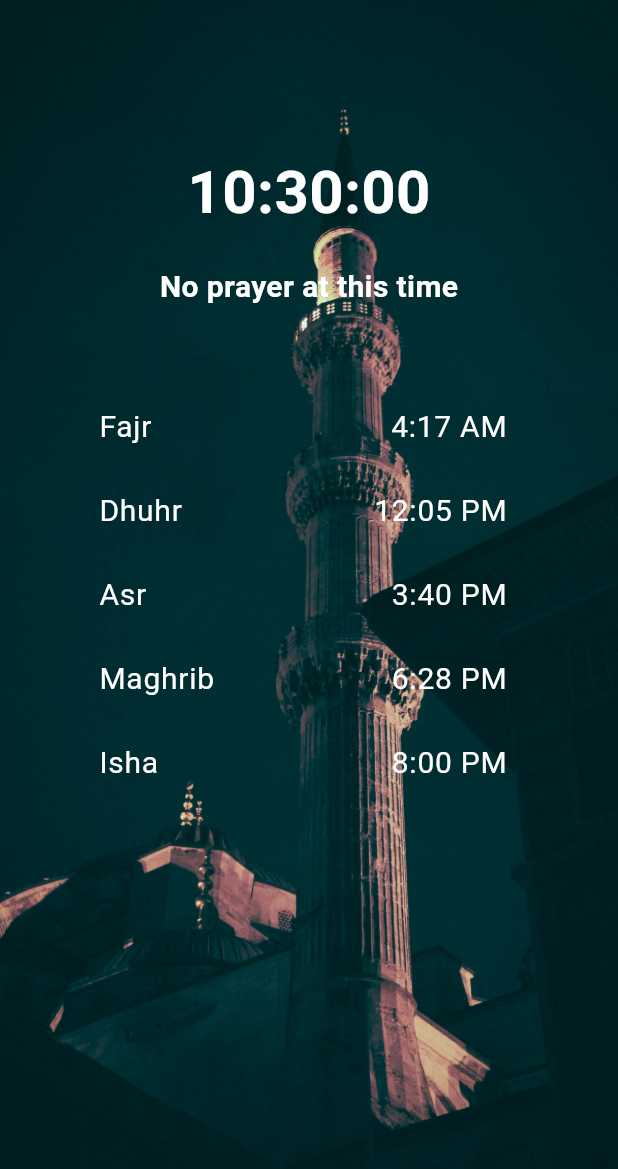
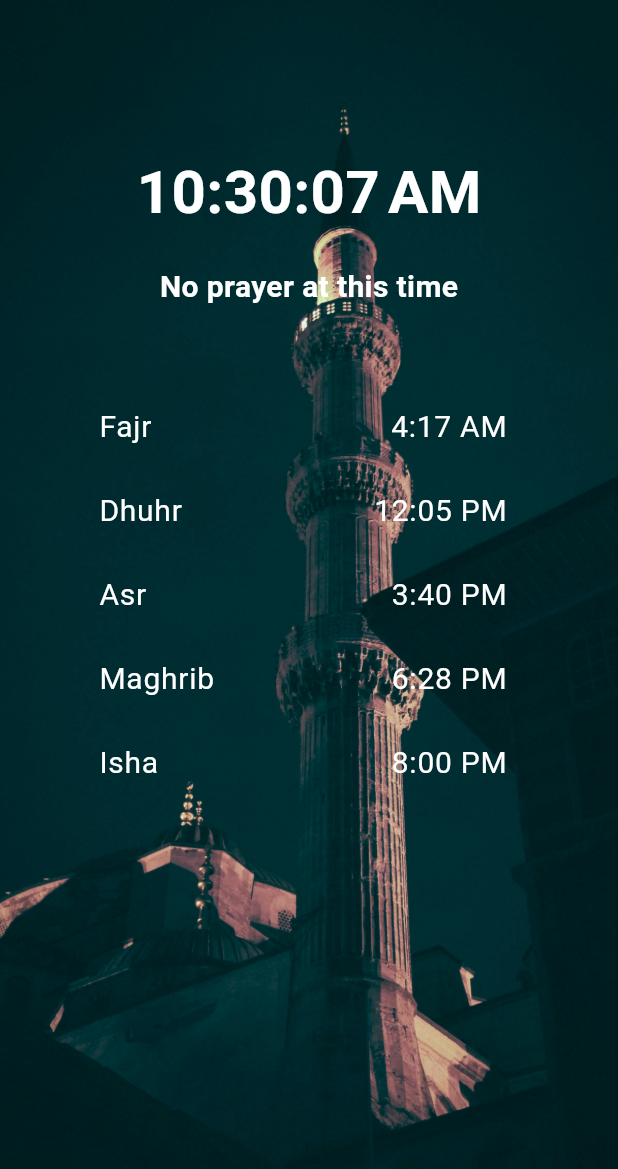
Before and after one commit to Riyam224/prayer_time_flutter, a Flutter app: the screen it shows after launch, on a phone screen of 412 x 824 dp. Shown: the top 1169 px of the screen. Run offline on Flutter 3.47's test engine with Material 3 defaults, Android fonts, the phone set to English and light mode, and no system bars.

Commit message:
add counter

```diff
--- a/lib/views/home_view.dart
+++ b/lib/views/home_view.dart
@@ -1,19 +1,11 @@
 // ignore_for_file: prefer_const_constructors, prefer_const_literals_to_create_immutables, sized_box_for_whitespace
-
+import 'dart:async';
 import 'package:flutter/material.dart';
 import 'package:flutter/widgets.dart';
+import 'package:intl/intl.dart';
 
-class HomeView extends StatelessWidget {
-  // todo
-  final List<Map<String, String>> prayerTimes = [
-    {'name': 'Fajr', 'time': '4:17 AM'},
-    {'name': 'Dhuhr', 'time': '12:05 PM'},
-    {'name': 'Asr', 'time': '3:40 PM'},
-    {'name': 'Maghrib', 'time': '6:28 PM'},
-    {'name': 'Isha', 'time': '8:00 PM'},
-  ];
+class HomeView extends StatefulWidget {
   final String currentPrayer;
-  final String currentTime = DateTime.now().toString().substring(11, 19);
 
   HomeView({
     Key? key,
@@ -40,6 +32,39 @@ class HomeView extends StatelessWidget {
   static bool _isSameTime(DateTime dateTime, TimeOfDay timeOfDay) {
     return dateTime.hour == timeOfDay.hour &&
         dateTime.minute == timeOfDay.minute;
+  }
+
+  @override
+  State<HomeView> createState() => _HomeViewState();
+}
+
+class _HomeViewState extends State<HomeView> {
+  // todo
+  final List<Map<String, String>> prayerTimes = [
+    {'name': 'Fajr', 'time': '4:17 AM'},
+    {'name': 'Dhuhr', 'time': '12:05 PM'},
+    {'name': 'Asr', 'time': '3:40 PM'},
+    {'name': 'Maghrib', 'time': '6:28 PM'},
+    {'name': 'Isha', 'time': '8:00 PM'},
+  ];
+  // todo
+  var currentTime = '';
+  // todo
+  @override
+  void initState() {
+    // TODO: implement initState
+    Timer.periodic(Duration(seconds: 1), (timer) {
+      updateTime();
+    });
+  }
+
+// todo
+  void updateTime() {
+    var now = DateTime.now();
+    var format = DateFormat.jms().format(now);
+    setState(() {
+      currentTime = format.toString();
+    });
   }
 
   @override
@@ -79,7 +104,7 @@ class HomeView extends StatelessWidget {
                   height: 20,
                 ),
                 Text(
-                  currentPrayer,
+                  widget.currentPrayer,
                   style: TextStyle(
                     color: Colors.white,
                     fontSize: 20,
```
